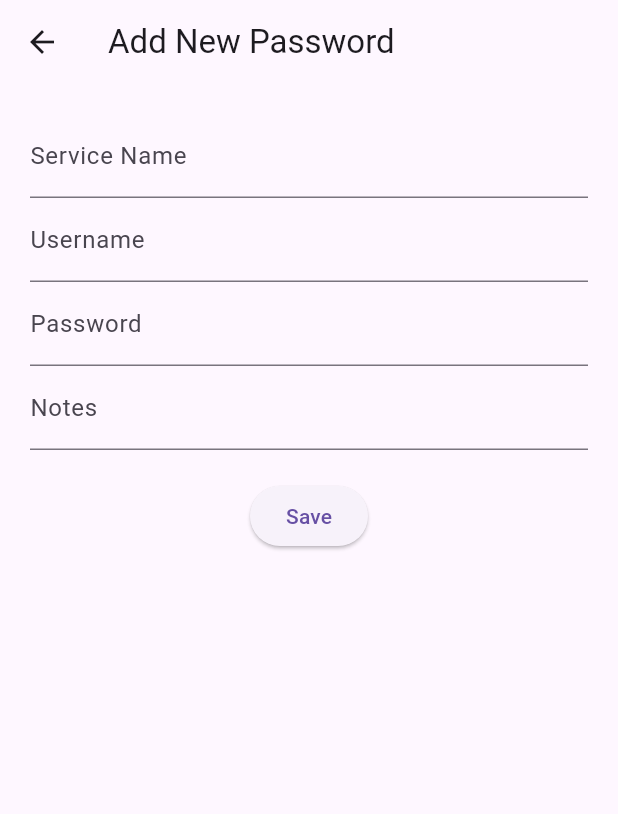
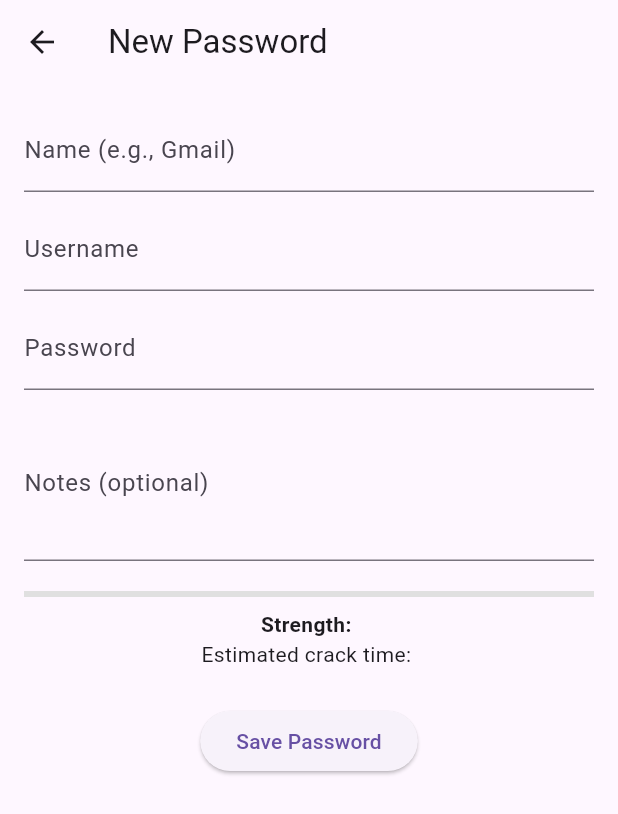
Before and after one commit to BennyGaming635/ninja-app, a Flutter app: the screen it shows after launch, after a tap on "Add New Password", on a phone screen of 412 x 824 dp. Shown: the top 814 px of the screen. Run offline on Flutter 3.47's test engine with Material 3 defaults, Android fonts, the phone set to English and light mode, and no system bars; our stand-ins replace shared_preferences.

Commit message:
Added password checker
Uses the etropy method to see if your password is a good strength. Might make it also check a list to automatically say passwords are bad like password and 12345.

```diff
--- a/ninja/lib/main.dart
+++ b/ninja/lib/main.dart
@@ -1,7 +1,9 @@
 import 'package:flutter/material.dart';
 import 'screens/home_screen.dart';
 
-void main() => runApp(NinjaApp());
+void main() {
+  runApp(NinjaApp());
+}
 
 class NinjaApp extends StatelessWidget {
   @override
--- a/ninja/lib/screens/home_screen.dart
+++ b/ninja/lib/screens/home_screen.dart
@@ -2,8 +2,9 @@ import 'package:flutter/material.dart';
 import 'passwords_screen.dart';
 import 'new_password_screen.dart';
 import 'settings_screen.dart';
-import 'password_generator_screen.dart';  // <- Add this import
+import 'password_generator_screen.dart';
 import '../utils/storage.dart';
+import '../models/password.dart';  // Don't forget this import
 
 class HomeScreen extends StatefulWidget {
   @override
@@ -51,7 +52,20 @@ class _HomeScreenState extends State<HomeScreen> {
             const SizedBox(height: 15),
             ElevatedButton(
               child: Text('Add New Password'),
-              onPressed: () => _navigateAndRefresh(NewPasswordScreen()),
+              onPressed: () => _navigateAndRefresh(
+                NewPasswordScreen(
+                  onSave: (name, username, password, notes) async {
+                    final entry = PasswordEntry.create(
+                      name: name,
+                      username: username,
+                      password: password,
+                      notes: notes,
+                    );
+                    await Storage.savePassword(entry);
+                    _loadStats();
+                  },
+                ),
+              ),
             ),
             const SizedBox(height: 15),
             ElevatedButton(
--- a/ninja/lib/screens/new_password_screen.dart
+++ b/ninja/lib/screens/new_password_screen.dart
@@ -1,44 +1,144 @@
 import 'package:flutter/material.dart';
-import '../models/password.dart';
-import '../utils/storage.dart';
+import 'dart:math';
 
 class NewPasswordScreen extends StatefulWidget {
+  // Add username to onSave callback
+  final Function(String name, String username, String password, String notes) onSave;
+
+  NewPasswordScreen({required this.onSave});
+
   @override
-  State<NewPasswordScreen> createState() => _NewPasswordScreenState();
+  _NewPasswordScreenState createState() => _NewPasswordScreenState();
 }
 
 class _NewPasswordScreenState extends State<NewPasswordScreen> {
-  final _nameController = TextEditingController();
-  final _userController = TextEditingController();
-  final _passController = TextEditingController();
-  final _noteController = TextEditingController();
+  final TextEditingController _nameController = TextEditingController();
+  final TextEditingController _usernameController = TextEditingController(); // Add this
+  final TextEditingController _passwordController = TextEditingController();
+  final TextEditingController _notesController = TextEditingController();
 
-  void _save() async {
-    if (_nameController.text.isEmpty || _passController.text.isEmpty) return;
-    final entry = PasswordEntry.create(
-      name: _nameController.text,
-      username: _userController.text,
-      password: _passController.text,
-      notes: _noteController.text,
-    );
-    await Storage.savePassword(entry);
-    Navigator.pop(context);
+  double _entropy = 0;
+  String _strength = '';
+  String _crackTime = '';
+
+  void _analyzePassword(String password) {
+    int charsetSize = 0;
+
+    if (RegExp(r'[a-z]').hasMatch(password)) charsetSize += 26;
+    if (RegExp(r'[A-Z]').hasMatch(password)) charsetSize += 26;
+    if (RegExp(r'[0-9]').hasMatch(password)) charsetSize += 10;
+    if (RegExp(r'[!@#\$%^&*(),.?":{}|<>]').hasMatch(password)) charsetSize += 32;
+
+    charsetSize = max(charsetSize, 1);
+    final entropy = password.length * (log(charsetSize) / ln2);
+
+    setState(() {
+      _entropy = entropy;
+      _strength = _getStrengthLabel(entropy);
+      _crackTime = _estimateCrackTime(entropy);
+    });
+  }
+
+  String _getStrengthLabel(double entropy) {
+    if (entropy < 28) return 'Very Weak';
+    if (entropy < 36) return 'Weak';
+    if (entropy < 60) return 'Reasonable';
+    if (entropy < 128) return 'Strong';
+    return 'Very Strong';
+  }
+
+  String _estimateCrackTime(double entropy) {
+    double guesses = pow(2, entropy).toDouble();
+    double guessesPerSecond = 1e9; // 1 billion guesses/sec
+
+    double seconds = guesses / guessesPerSecond;
+
+    if (seconds < 60) return '${seconds.toStringAsFixed(2)} seconds';
+    if (seconds < 3600) return '${(seconds / 60).toStringAsFixed(2)} minutes';
+    if (seconds < 86400) return '${(seconds / 3600).toStringAsFixed(2)} hours';
+    if (seconds < 31536000) return '${(seconds / 86400).toStringAsFixed(2)} days';
+    return '${(seconds / 31536000).toStringAsFixed(2)} years';
+  }
+
+  @override
+  void initState() {
+    super.initState();
+    _passwordController.addListener(() {
+      _analyzePassword(_passwordController.text);
+    });
+  }
+
+  @override
+  void dispose() {
+    _nameController.dispose();
+    _usernameController.dispose();
+    _passwordController.dispose();
+    _notesController.dispose();
+    super.dispose();
   }
 
   @override
   Widget build(BuildContext context) {
     return Scaffold(
-      appBar: AppBar(title: Text('Add New Password')),
+      appBar: AppBar(title: Text('New Password')),
       body: Padding(
-        padding: const EdgeInsets.all(20.0),
+        padding: const EdgeInsets.all(16.0),
         child: Column(
           children: [
-            TextField(controller: _nameController, decoration: InputDecoration(labelText: 'Service Name')),
-            TextField(controller: _userController, decoration: InputDecoration(labelText: 'Username')),
-            TextField(controller: _passController, decoration: InputDecoration(labelText: 'Password')),
-            TextField(controller: _noteController, decoration: InputDecoration(labelText: 'Notes')),
+            TextField(
+              controller: _nameController,
+              decoration: InputDecoration(labelText: 'Name (e.g., Gmail)'),
+            ),
+            SizedBox(height: 10),
+            TextField(
+              controller: _usernameController,
+              decoration: InputDecoration(labelText: 'Username'),
+            ),
+            SizedBox(height: 10),
+            TextField(
+              controller: _passwordController,
+              decoration: InputDecoration(labelText: 'Password'),
+              obscureText: true,
+            ),
+            SizedBox(height: 10),
+            TextField(
+              controller: _notesController,
+              decoration: InputDecoration(labelText: 'Notes (optional)'),
+              maxLines: 3,
+            ),
             SizedBox(height: 20),
-            ElevatedButton(onPressed: _save, child: Text('Save')),
+            LinearProgressIndicator(
+              value: _entropy / 128.0,
+              backgroundColor: Colors.grey[300],
+              valueColor: AlwaysStoppedAnimation<Color>(
+                _entropy < 36
+                    ? Colors.red
+                    : _entropy < 60
+                        ? Colors.orange
+                        : Colors.green,
+              ),
+            ),
+            SizedBox(height: 8),
+            Text(
+              'Strength: $_strength',
+              style: TextStyle(fontWeight: FontWeight.bold),
+            ),
+            Text('Estimated crack time: $_crackTime'),
+            SizedBox(height: 24),
+            ElevatedButton(
+              onPressed: () {
+                final name = _nameController.text.trim();
+                final username = _usernameController.text.trim();
+                final password = _passwordController.text.trim();
+                final notes = _notesController.text.trim();
+
+                if (name.isNotEmpty && password.isNotEmpty) {
+                  widget.onSave(name, username, password, notes);
+                  Navigator.pop(context);
+                }
+              },
+              child: Text('Save Password'),
+            ),
           ],
         ),
       ),
```
